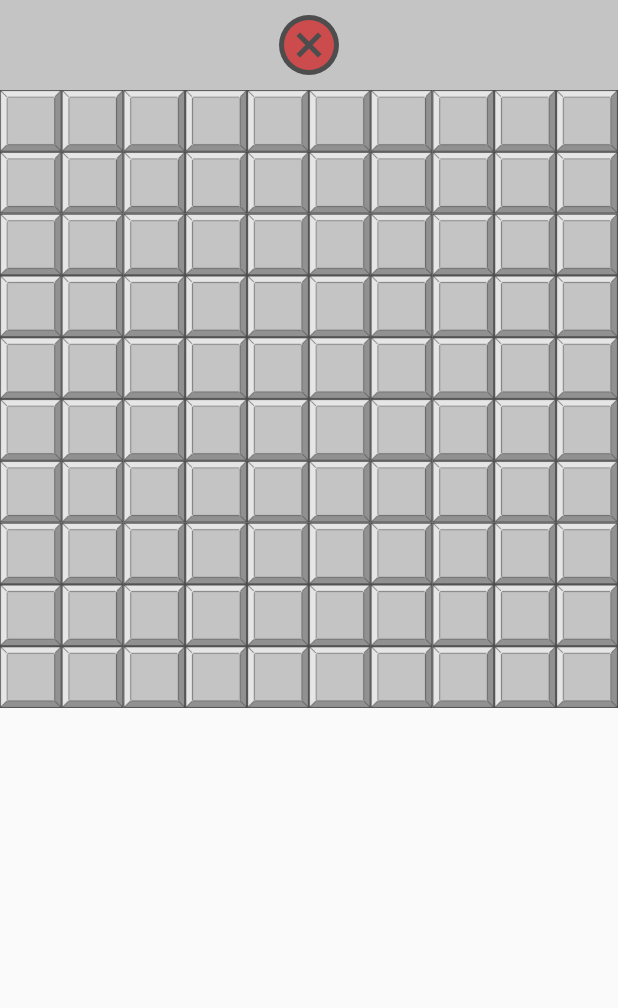
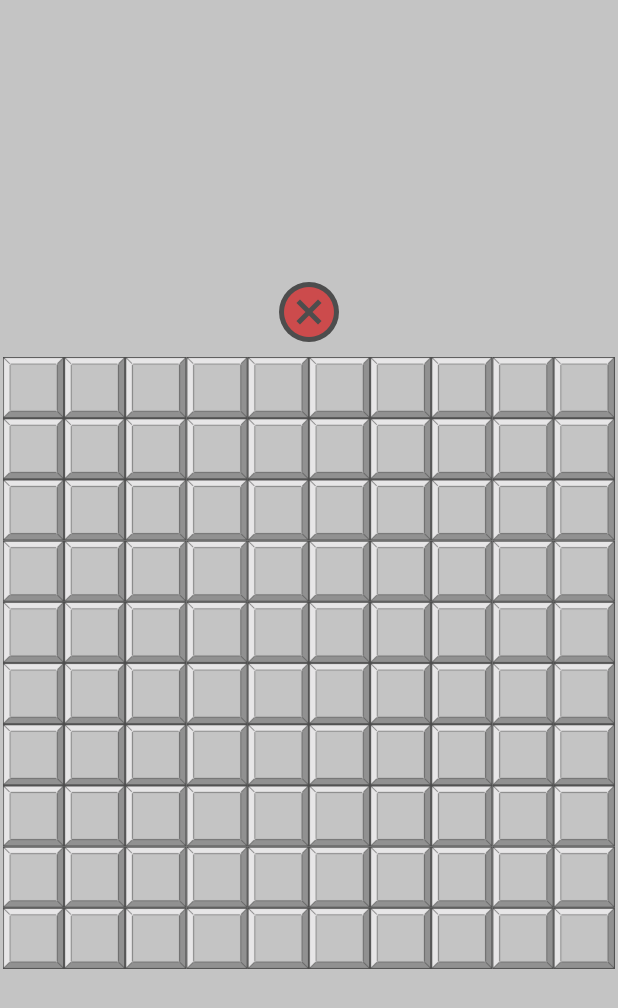
Before and after one commit to black-rusuz/sapper, a Flutter app: the screen it shows after launch, on a phone screen of 412 x 824 dp. Shown: the top 1008 px of the screen. Run offline on Flutter 3.47's test engine with Material 2 defaults, Android fonts, the phone set to English and light mode, and no system bars.

Commit message:
Launcher icons added

```diff
--- a/lib/game_activity.dart
+++ b/lib/game_activity.dart
@@ -57,7 +57,11 @@ class _GameActivityState extends State<GameActivity> {
   @override
   Widget build(BuildContext context) {
     return Scaffold(
-      body: ListView(
+      backgroundColor: const Color(0xFFC4C4C4),
+      body: Padding(
+        padding: const EdgeInsets.all(2.0),
+        child: Column(
+          mainAxisAlignment: MainAxisAlignment.center,
           children: <Widget>[
             Container(
               color: const Color(0xFFC4C4C4),
@@ -150,6 +154,7 @@ class _GameActivityState extends State<GameActivity> {
               itemCount: rowCount * columnCount,
             ),
           ],
+        ),
       ),
     );
   }
--- a/pubspec.yaml
+++ b/pubspec.yaml
@@ -15,6 +15,11 @@ dev_dependencies:
   flutter_test:
     sdk: flutter
   flutter_lints: ^1.0.0
+  flutter_launcher_icons: ^0.9.2
+
+flutter_icons:
+  android: "launcher_icon"
+  image_path: "images/icon.png"
 
 flutter:
   uses-material-design: true
```
Also changed, not shown: images/icon.png (added), pubspec.lock, 6 other files. Lines whose indentation alone changed are shown as unchanged.
